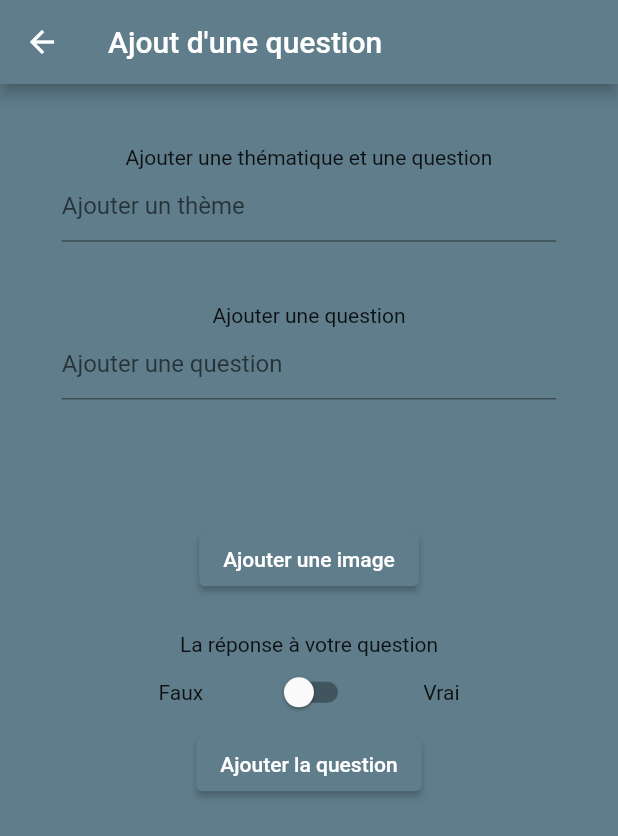
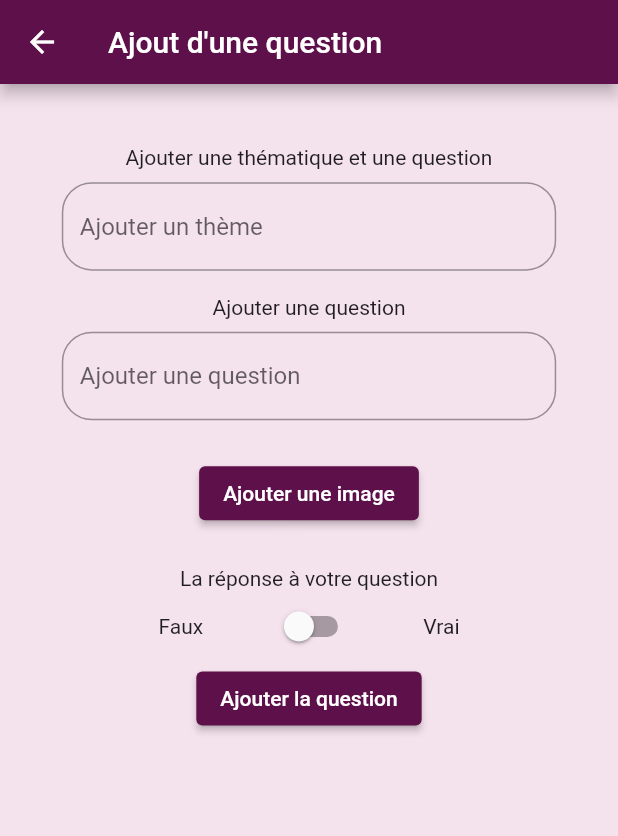
Before and after one commit to benjaminAd/Question-Reponses-TP4, a Flutter app: the screen it shows after launch, after a tap on "Ajouter", on a phone screen of 412 x 824 dp. Shown: the top 836 px of the screen. Run offline on Flutter 3.47's test engine with Material 2 defaults, Android fonts, the phone set to English and light mode, and no system bars; our stand-ins replace bloc, cloud_firestore, firebase_core, firebase_storage, flutter_bloc, font_awesome_flutter and 1 more; accounts and stored records are empty.

Commit message:
Update View
Apply Theme Color to All Views

```diff
--- a/Flutter-Questions-Reponses/lib/views/screen/add_question_view.dart
+++ b/Flutter-Questions-Reponses/lib/views/screen/add_question_view.dart
@@ -33,7 +33,6 @@ class _AddQuestionState extends State<AddQuestion> {
       appBar: AppBar(
         title: Text("Ajout d'une question"),
       ),
-      backgroundColor: Colors.blueGrey,
       body: Provider<ImageCubit>(
         create: (context) => ImageCubit(),
         child: SingleChildScrollView(
@@ -52,31 +51,31 @@ class _AddQuestionState extends State<AddQuestion> {
                         ),
                         Text("Ajouter une thématique et une question"),
                         Container(
+                          margin: EdgeInsets.only(top: MediaQuery.of(context).size.height*0.01),
                           alignment: Alignment.center,
                           width: MediaQuery.of(context).size.width * 0.8,
                           child: TextField(
                             controller: _themeController,
                             decoration: InputDecoration(
-                                fillColor: Color.fromRGBO(255, 255, 255, 1),
                                 hintText: "Ajouter un thème"),
                           ),
                         ),
                         SizedBox(
-                          height: MediaQuery.of(context).size.height * 0.05,
+                          height: MediaQuery.of(context).size.height * 0.02,
                         ),
                         Text("Ajouter une question"),
                         Container(
+                          margin: EdgeInsets.only(top: MediaQuery.of(context).size.height*0.01),
                           alignment: Alignment.center,
                           width: MediaQuery.of(context).size.width * 0.8,
                           child: TextField(
                             controller: _questionController,
                             decoration: InputDecoration(
-                                fillColor: Color.fromRGBO(255, 255, 255, 1),
                                 hintText: "Ajouter une question"),
                           ),
                         ),
                         SizedBox(
-                          height: MediaQuery.of(context).size.height * 0.1,
+                          height: MediaQuery.of(context).size.height * 0.03,
                         ),
                         if (state != null)
                           Image.file(
--- a/Flutter-Questions-Reponses/lib/views/screen/firebase_init_view.dart
+++ b/Flutter-Questions-Reponses/lib/views/screen/firebase_init_view.dart
@@ -12,12 +12,61 @@ class FirebaseInit extends StatelessWidget {
 
   @override
   Widget build(BuildContext context) {
+    final inputDecorationTheme = InputDecorationTheme(
+      border: OutlineInputBorder(
+        borderRadius: BorderRadius.circular(20),
+      ),
+    );
+
+    final snackBarTheme = SnackBarThemeData(
+      behavior: SnackBarBehavior.floating,
+      shape: RoundedRectangleBorder(
+        borderRadius: BorderRadius.circular(20),
+      ),
+    );
+
+    const colorScheme = ColorScheme.highContrastLight(
+      primary: Color(0xFF5D1049),
+      secondary: Color(0xFFE30425),
+      primaryVariant: Color(0xFF5D1049),
+      secondaryVariant: Color(0xFFE30425),
+      surface: Color(0xFFFFFFFF),
+      background: Color(0xFFF4E2ED),
+      error: Color(0xFFB00020),
+      onPrimary: Color(0xFFFFFFFF),
+      onSecondary: Color(0xFFFFFFFF),
+      onSurface: Color(0xFF000000),
+      onError: Color(0xFFFD9726),
+      onBackground: Color(0xFF000000),
+      brightness: Brightness.light,
+    );
+
+    final tabBarTheme = TabBarTheme(
+      labelColor: colorScheme.secondary,
+      unselectedLabelColor: colorScheme.onBackground,
+      indicator: BoxDecoration(
+        border: Border(
+          bottom: BorderSide(
+            color: colorScheme.primary,
+            width: 2,
+          ),
+        ),
+      ),
+    );
+
+    final themeData = ThemeData(
+      colorScheme: colorScheme,
+      snackBarTheme: snackBarTheme,
+      primaryColor: colorScheme.primary,
+      backgroundColor: colorScheme.background,
+      inputDecorationTheme: inputDecorationTheme,
+      scaffoldBackgroundColor: colorScheme.background,
+      tabBarTheme: tabBarTheme,
+    );
     return MaterialApp(
         title: 'Questions réponses',
         debugShowCheckedModeBanner: false,
-        theme: ThemeData(
-          primarySwatch: Colors.blueGrey,
-        ),
+        theme: themeData,
         home: FutureBuilder(
           future: _initialization,
           builder: (context, snapshot) {
--- a/Flutter-Questions-Reponses/lib/views/screen/home.dart
+++ b/Flutter-Questions-Reponses/lib/views/screen/home.dart
@@ -48,7 +48,6 @@ class _HomePageState extends State<HomePage> {
                       child: Container(
                         width: MediaQuery.of(context).size.width,
                         height: MediaQuery.of(context).size.height,
-                        color: Colors.blueGrey,
                         child: Column(
                           mainAxisAlignment: MainAxisAlignment.center,
                           crossAxisAlignment: CrossAxisAlignment.center,
@@ -56,7 +55,8 @@ class _HomePageState extends State<HomePage> {
                             Text(
                               "Bienvenue dans Question / Réponse",
                               style: TextStyle(
-                                color: Colors.white,
+                                color:
+                                    Theme.of(context).colorScheme.onBackground,
                                 fontSize:
                                     MediaQuery.of(context).size.width * 0.05,
                               ),
@@ -99,8 +99,9 @@ class _HomePageState extends State<HomePage> {
                                               const Icon(Icons.arrow_downward),
                                           iconSize: 24,
                                           elevation: 16,
-                                          style: const TextStyle(
-                                              color: Colors.black),
+                                          style: TextStyle(
+                                            color: Theme.of(context).colorScheme.onBackground,
+                                          ),
                                           underline: Container(
                                               height: 2, color: Colors.white),
                                           onChanged: (String? newValue) {
@@ -113,7 +114,11 @@ class _HomePageState extends State<HomePage> {
                                               .map((e) =>
                                                   DropdownMenuItem<String>(
                                                     value: e,
-                                                    child: Text(e),
+                                                    child: Text(
+                                                      e,
+                                                      style: TextStyle(
+                                                          color: Colors.black),
+                                                    ),
                                                   ))
                                               .toList(),
                                         ),
--- a/Flutter-Questions-Reponses/lib/views/screen/questions_view.dart
+++ b/Flutter-Questions-Reponses/lib/views/screen/questions_view.dart
@@ -49,7 +49,6 @@ class _QuestionsViewState extends State<QuestionsView> {
           },
         ),
       ),
-      backgroundColor: Colors.blueGrey,
       body: SingleChildScrollView(
         child: Column(
           mainAxisAlignment: MainAxisAlignment.spaceBetween,
```
